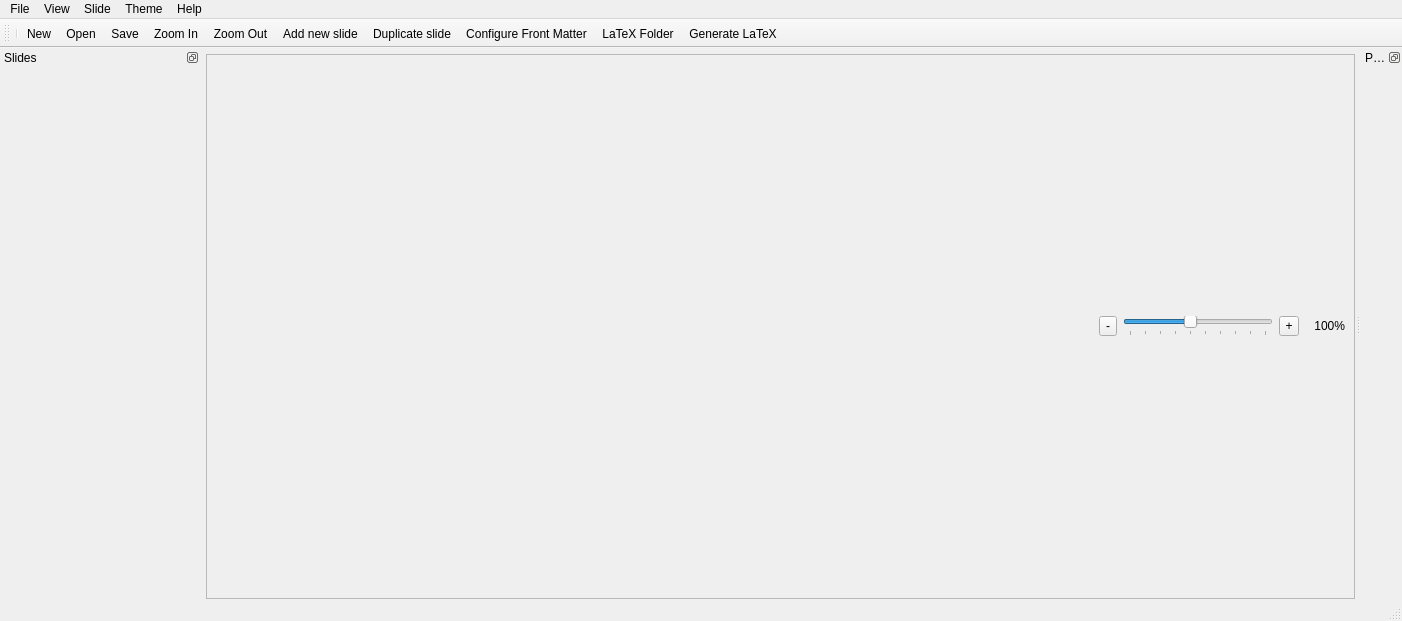
Qt form gui/MainWindow.ui (acroper/BeamerQt) before a commit.
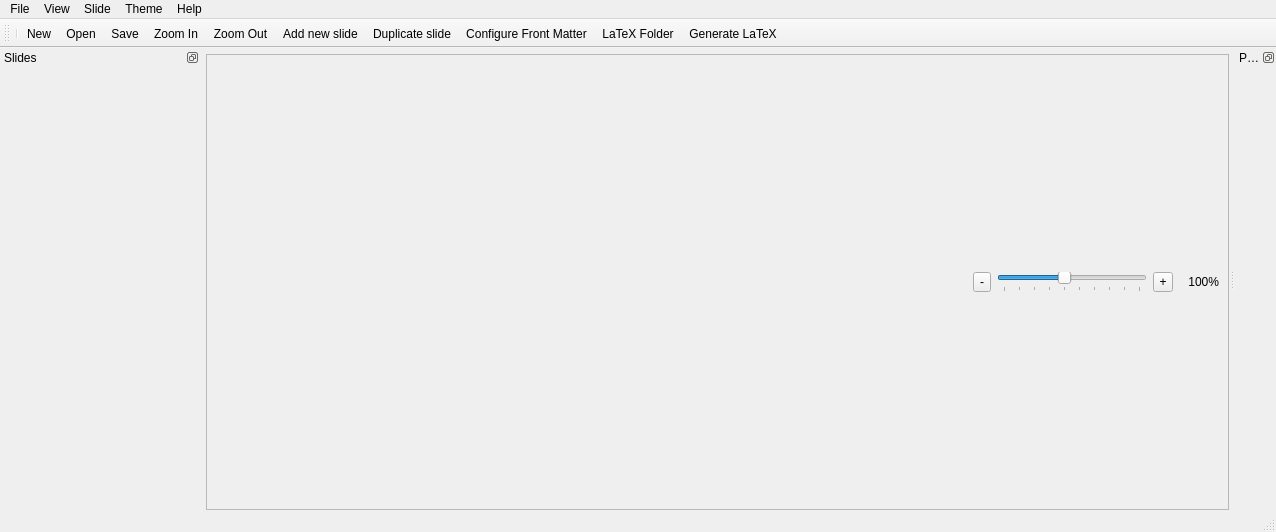
The same form after that commit. Icons and pictures are not drawn.

Commit message: Updated open/new: create new window

The edit to the form file:
```diff
--- a/gui/MainWindow.ui
+++ b/gui/MainWindow.ui
@@ -6,8 +6,8 @@
    <rect>
     <x>0</x>
     <y>0</y>
-    <width>1402</width>
-    <height>621</height>
+    <width>1276</width>
+    <height>532</height>
    </rect>
   </property>
   <property name="windowTitle">
@@ -17,6 +17,9 @@
    <iconset>
     <normaloff>icons/BQTIcon.png</normaloff>icons/BQTIcon.png</iconset>
   </property>
+  <property name="documentMode">
+   <bool>true</bool>
+  </property>
   <widget class="QWidget" name="centralwidget">
    <layout class="QVBoxLayout" name="verticalLayout_2">
     <property name="leftMargin">
@@ -171,8 +174,8 @@
     <rect>
      <x>0</x>
      <y>0</y>
-     <width>1402</width>
-     <height>29</height>
+     <width>1276</width>
+     <height>26</height>
     </rect>
    </property>
    <widget class="QMenu" name="menuFile">
```
The commit also changes 2 other files.
